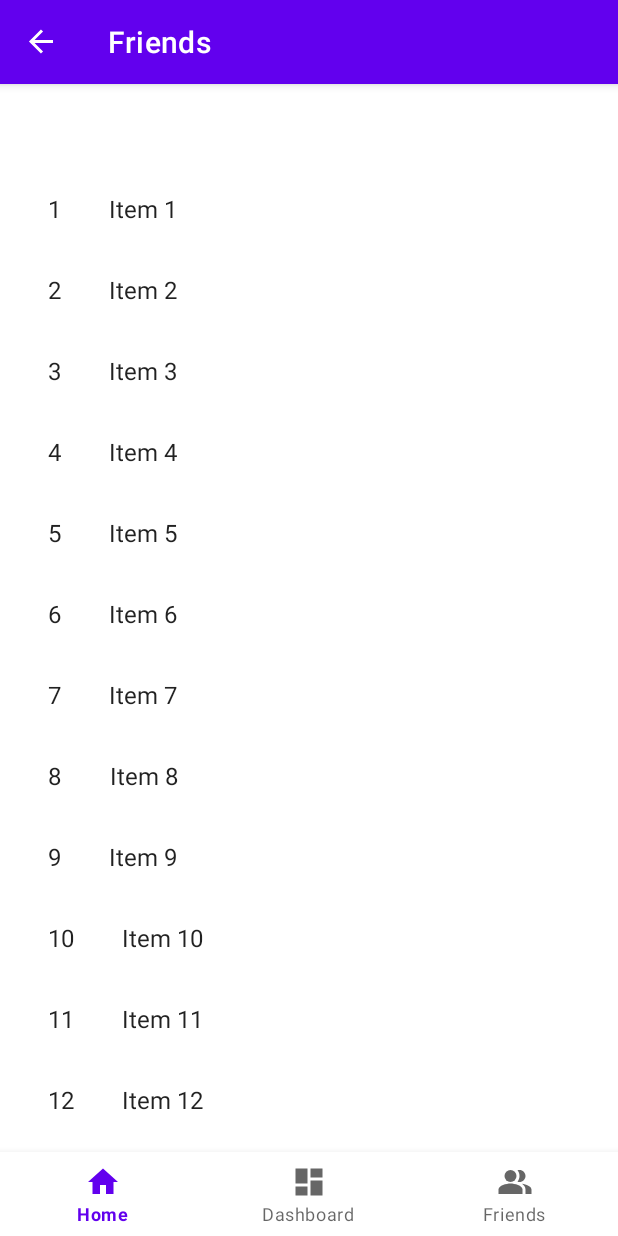
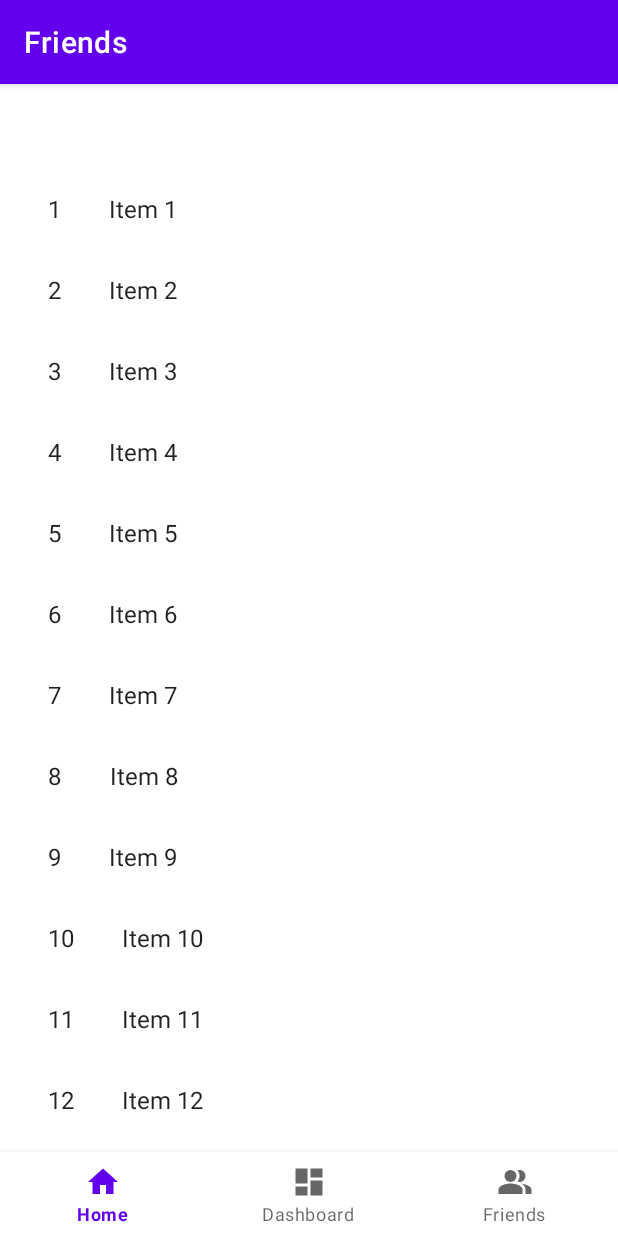
Before and after one commit to iNkidzy/InstantFriends, an Android app: the FriendsFragment screen opened through its navigation route, on a phone screen of 412 x 824 dp. Run offline under Robolectric (Android 15) with nearby library versions, the phone set to English and light mode, and no system bars; our stand-ins replace navigation-ui.

```diff
--- a/app/src/main/java/com/example/instantfriends/MainActivity.kt
+++ b/app/src/main/java/com/example/instantfriends/MainActivity.kt
@@ -19,7 +19,7 @@ class MainActivity : AppCompatActivity() {
         // Passing each menu ID as a set of Ids because each
         // menu should be considered as top level destinations.
         val appBarConfiguration = AppBarConfiguration(setOf(
-            R.id.navigation_home, R.id.navigation_dashboard, R.id.navigation_notifications))
+            R.id.navigation_home, R.id.navigation_dashboard, R.id.navigation_friends))
         setupActionBarWithNavController(navController, appBarConfiguration)
         navView.setupWithNavController(navController)
     }
--- a/app/src/main/java/com/example/instantfriends/navigation_friends.kt
+++ b/app/src/main/java/com/example/instantfriends/ui/friends/FriendsFragment.kt
@@ -1,4 +1,4 @@
-package com.example.instantfriends
+package com.example.instantfriends.ui.friends
 
 import android.os.Bundle
 import androidx.fragment.app.Fragment
@@ -8,12 +8,13 @@ import androidx.recyclerview.widget.RecyclerView
 import android.view.LayoutInflater
 import android.view.View
 import android.view.ViewGroup
+import com.example.instantfriends.R
 import com.example.instantfriends.dummy.DummyContent
 
 /**
  * A fragment representing a list of Items.
  */
-class navigation_friends : Fragment() {
+class FriendsFragment : Fragment() {
 
     private var columnCount = 1
 
@@ -52,7 +53,7 @@ class navigation_friends : Fragment() {
         // TODO: Customize parameter initialization
         @JvmStatic
         fun newInstance(columnCount: Int) =
-            navigation_friends().apply {
+            FriendsFragment().apply {
                 arguments = Bundle().apply {
                     putInt(ARG_COLUMN_COUNT, columnCount)
                 }
--- a/app/src/main/java/com/example/instantfriends/MyItemRecyclerViewAdapter.kt
+++ b/app/src/main/java/com/example/instantfriends/ui/friends/MyItemRecyclerViewAdapter.kt
@@ -1,10 +1,11 @@
-package com.example.instantfriends
+package com.example.instantfriends.ui.friends
 
 import androidx.recyclerview.widget.RecyclerView
 import android.view.LayoutInflater
 import android.view.View
 import android.view.ViewGroup
 import android.widget.TextView
+import com.example.instantfriends.R
 
 import com.example.instantfriends.dummy.DummyContent.DummyItem
 
--- a/app/src/main/java/com/example/instantfriends/navigation_home.kt
+++ b/app/src/main/java/com/example/instantfriends/ui/home/HomeFragment.kt
@@ -1,12 +1,13 @@
-package com.example.instantfriends
+package com.example.instantfriends.ui.home
 
 import android.os.Bundle
 import android.view.LayoutInflater
 import android.view.View
 import android.view.ViewGroup
 import androidx.fragment.app.Fragment
+import com.example.instantfriends.R
 
-class navigation_home : Fragment() {
+class HomeFragment : Fragment() {
 
     override fun onCreateView(
         inflater: LayoutInflater,
--- a/app/src/main/res/layout/fragment_navigation_friends_list.xml
+++ b/app/src/main/res/layout/fragment_navigation_friends_list.xml
@@ -9,5 +9,5 @@
     android:layout_marginLeft="16dp"
     android:layout_marginRight="16dp"
     app:layoutManager="LinearLayoutManager"
-    tools:context=".navigation_friends"
+    tools:context=".ui.friends.FriendsFragment"
     tools:listitem="@layout/fragment_navigation_friends" />
--- a/app/src/main/res/layout/fragment_navigation_home.xml
+++ b/app/src/main/res/layout/fragment_navigation_home.xml
@@ -5,7 +5,7 @@
     xmlns:tools="http://schemas.android.com/tools"
     android:layout_width="match_parent"
     android:layout_height="match_parent"
-    tools:context=".navigation_home">
+    tools:context=".ui.home.HomeFragment">
 
     <TextView
         android:layout_width="match_parent"
--- a/app/src/main/res/navigation/nav_graph.xml
+++ b/app/src/main/res/navigation/nav_graph.xml
@@ -8,12 +8,12 @@
 
     <fragment
         android:id="@+id/navigation_home"
-        android:name="com.example.instantfriends.navigation_home"
+        android:name="com.example.instantfriends.ui.home.HomeFragment"
         android:label="@string/title_home"
         tools:layout="@layout/fragment_navigation_home" />
     <fragment
         android:id="@+id/navigation_friends"
-        android:name="com.example.instantfriends.navigation_friends"
+        android:name="com.example.instantfriends.ui.friends.FriendsFragment"
         android:label="@string/title_friends"
         tools:layout="@layout/fragment_navigation_friends_list" />
 </navigation>
```
